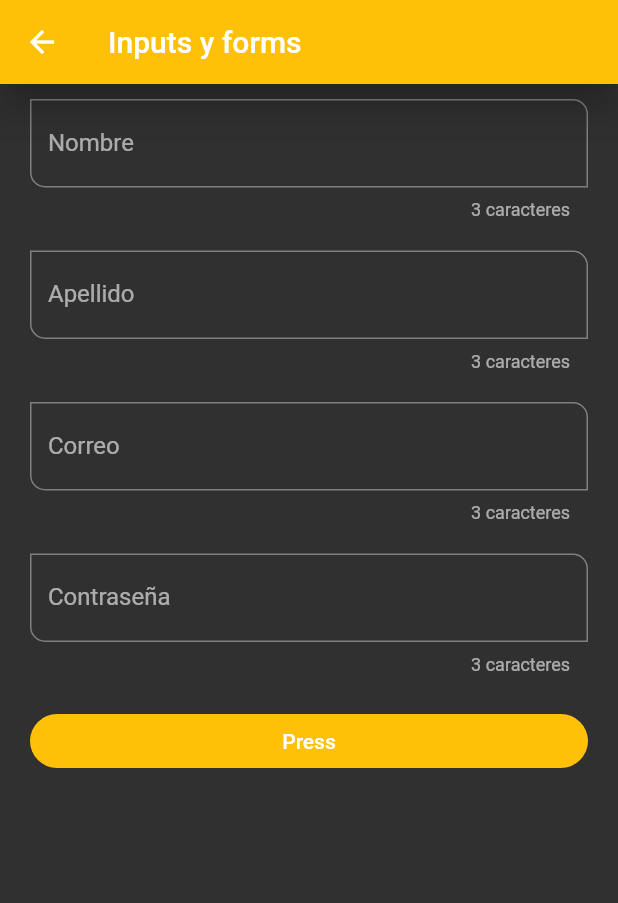
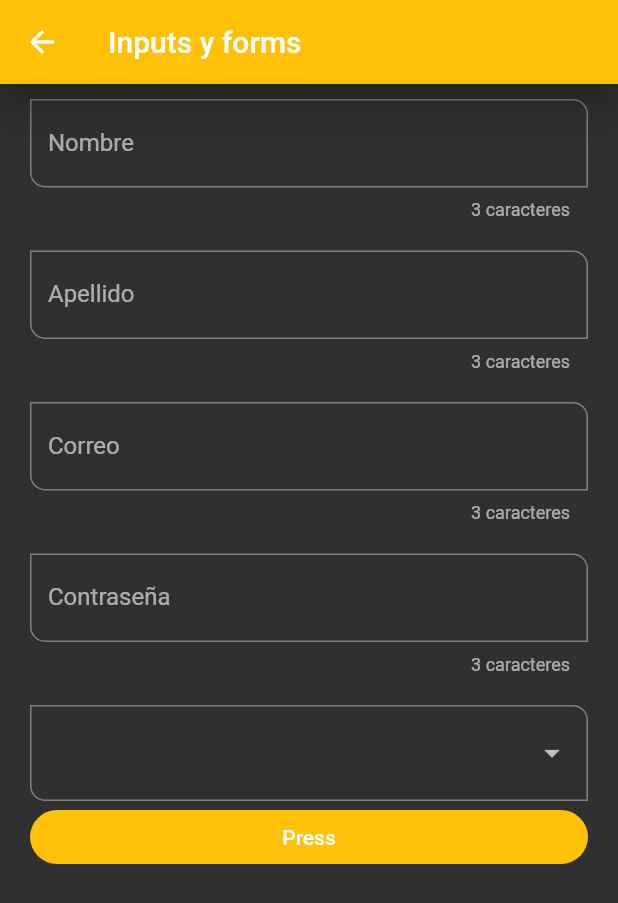
Before and after one commit to AlexanderMendivil/flutter_components, a Flutter app: the InputsScreen screen opened by its route, after a tap on "Press", on a phone screen of 412 x 824 dp. Shown: the top 903 px of the screen. Run offline on Flutter 3.47's test engine with Material 2 defaults, Android fonts, the phone set to English and light mode, and no system bars.

Commit message:
Fin app fl components

```diff
--- a/lib/router/app_routes.dart
+++ b/lib/router/app_routes.dart
@@ -13,6 +13,8 @@ MenuOption(route: 'card', icon: Icons.card_giftcard, name: 'card', screen: const
 MenuOption(route: 'avatar', icon: Icons.supervised_user_circle_outlined, name: 'avatar', screen: const AvatarScreen()),
 MenuOption(route: 'animated', icon: Icons.animation, name: 'animated', screen: const AnimatedScreen()),
 MenuOption(route: 'Inputs', icon: Icons.input, name: 'Input', screen: const InputsScreen()),
+MenuOption(route: 'Sliders', icon: Icons.sledding, name: 'Sliders', screen: const SliderScreen()),
+MenuOption(route: 'ListView_Builder', icon: Icons.build, name: 'ListView Builder', screen: const ListViewBuilderScreen()),
   ];
 
 
--- a/lib/screens/inputs_screen.dart
+++ b/lib/screens/inputs_screen.dart
@@ -30,14 +30,25 @@ class InputsScreen extends StatelessWidget {
             key: myFormKey,
             child: Column(
               children: <Widget>[
-                const CustomInputField( labelText: 'Nombre', hintText: 'Nombre del usuario',),
+                CustomInputField( labelText: 'Nombre', hintText: 'Nombre del usuario', formProperty: 'first_name', formValues: formValues,),
                 const SizedBox( height: 20,),
-                const CustomInputField( labelText: 'Apellido', hintText: 'Apellido del usuario',),
+                CustomInputField( labelText: 'Apellido', hintText: 'Apellido del usuario', formProperty: 'last_name', formValues: formValues,),
                 const SizedBox( height: 20,),
-                const CustomInputField( labelText: 'Correo', hintText: 'Correo del usuario', inputType: TextInputType.emailAddress,),
+                CustomInputField( labelText: 'Correo', hintText: 'Correo del usuario', inputType: TextInputType.emailAddress, formProperty: 'email', formValues: formValues,),
                 const SizedBox( height: 20,),
-                const CustomInputField( labelText: 'Contraseña', hintText: 'Contraseña del usuario', obscure: true, ),
+                CustomInputField( labelText: 'Contraseña', hintText: 'Contraseña del usuario', obscure: true, formProperty: 'password', formValues: formValues, ),
                 const SizedBox( height: 20,),
+
+
+                DropdownButtonFormField(items:
+                const [
+                   DropdownMenuItem(value: 'Admin',child: Text("Admin"),),
+                   DropdownMenuItem(value: 'Super user',child: Text("Super user"),),
+                   DropdownMenuItem(value: 'Developer',child: Text("Developer"),)
+                  ],
+                  onChanged: ( value ){
+                    formValues['role'] = value ?? 'Admin';
+                  }),
 
                 ElevatedButton(
                   child: const SizedBox(
@@ -48,7 +59,6 @@ class InputsScreen extends StatelessWidget {
                   onPressed: (){
                     FocusScope.of(context).requestFocus(FocusNode());
                     if(!myFormKey.currentState!.validate()){
-                      print(formValues);
                        return;
                        }
                   },
--- a/lib/screens/screens.dart
+++ b/lib/screens/screens.dart
@@ -4,5 +4,7 @@ export 'package:fl_components/screens/avatar_screen.dart';
 export 'package:fl_components/screens/card_screen.dart';
 export 'package:fl_components/screens/home_screen.dart';
 export 'package:fl_components/screens/inputs_screen.dart';
+export 'package:fl_components/screens/listview_builder_screen.dart';
 export 'package:fl_components/screens/listview1_screen.dart';
 export 'package:fl_components/screens/listview2_screen.dart';
+export 'package:fl_components/screens/slider_screen.dart';
--- a/lib/widgets/custom_input_field.dart
+++ b/lib/widgets/custom_input_field.dart
@@ -9,9 +9,11 @@ class CustomInputField extends StatelessWidget {
   final IconData? suffixIcon;
   final TextInputType? inputType;
   final bool obscure;
+  final String formProperty;
+  final Map<String, String> formValues;
 
   const CustomInputField({
-    Key? key, this.hintText, this.labelText, this.helperText, this.icon, this.suffixIcon, this.inputType, this.obscure = false,
+    Key? key, this.hintText, this.labelText, this.helperText, this.icon, this.suffixIcon, this.inputType, this.obscure = false, required this.formProperty, required this.formValues,
   }) : super(key: key);
 
   @override
@@ -22,12 +24,10 @@ class CustomInputField extends StatelessWidget {
       keyboardType: inputType,
       obscureText: obscure,
       textCapitalization: TextCapitalization.words,
-      onChanged: ( value ) {
-        print(value);
-      },
+      onChanged: ( value ) => formValues[ formProperty ] = value,
       validator: ( value ) {
-        print(value.runtimeType);
         if( value == null || value.isEmpty ) return 'Este campo es requerido';
+        return null;
       },
       autovalidateMode: AutovalidateMode.onUserInteraction,
       decoration:  InputDecoration(
```
Also changed, not shown: lib/screens/listView_builder_screen.dart (added, +107 -0 lines), lib/screens/slider_screen.dart (added, +72 -0 lines).
